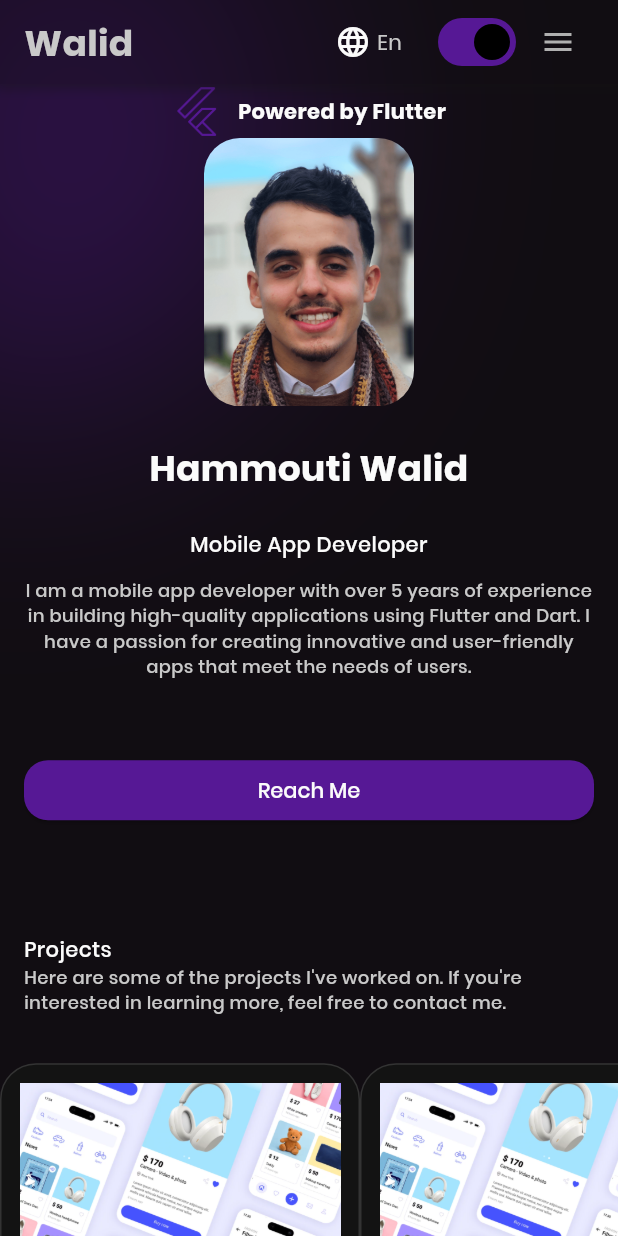
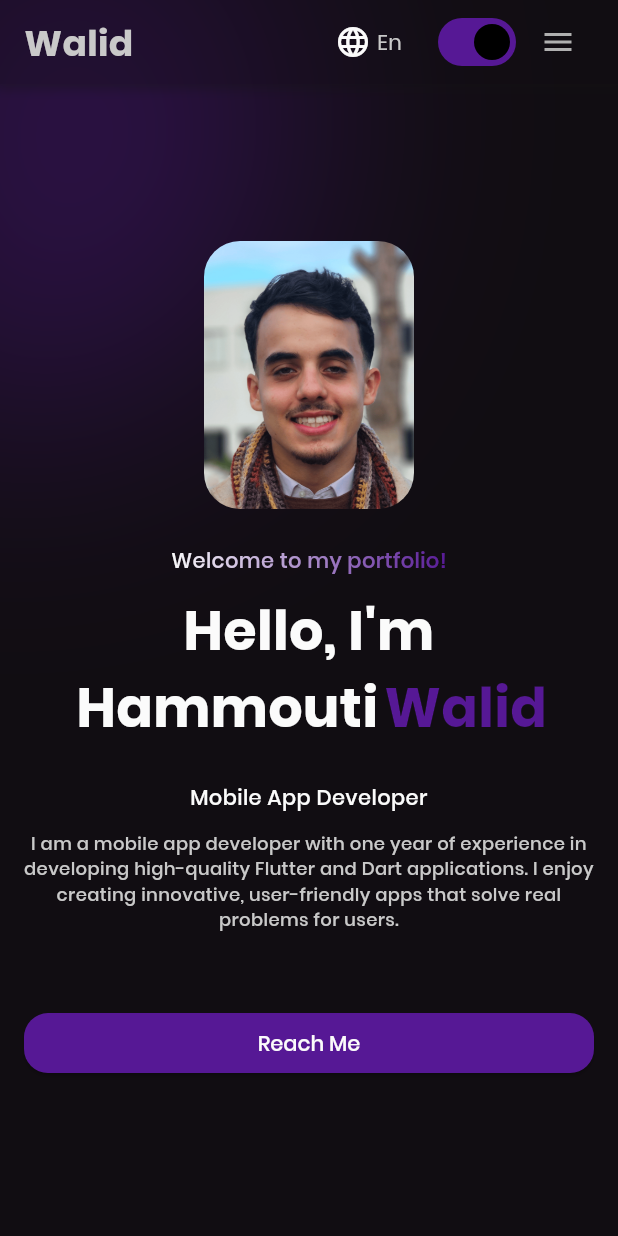
Before and after one commit to walid-hammouti/portfolio, a Flutter app: the screen it shows after launch, on a phone screen of 412 x 824 dp. Run offline on Flutter 3.47's test engine with Material 3 defaults, Android fonts, the light colour scheme and no system bars; our stand-ins replace dotted_line, flutter_riverpod, flutter_svg, gap, go_router, shared_preferences; missing offline and left inert: seo_renderer.

Commit message:
Update layout constraints, localization strings, and add gradient support to SEOText widget, add vh concept to the hero widget

```diff
--- a/lib/features/home/presentation/hero_texts.dart
+++ b/lib/features/home/presentation/hero_texts.dart
@@ -15,13 +15,60 @@ class HeroTexts extends StatelessWidget {
               : CrossAxisAlignment.center,
       children: [
         SEOText(
-          context.texts.hammoutiWalid,
+          context.texts.welcometext,
           textAlign:
               context.isDesktopOrTablet ? TextAlign.left : TextAlign.center,
-          style: context.textStyle.titleLgBold.copyWith(
+          style: context.textStyle.titleMdMedium,
+          gradient: LinearGradient(
+            colors: [
+              context.colorScheme.onBackground,
+              context.colorScheme.primary,
+            ],
+          ),
+          textRendererStyle: TextRendererStyle.header2,
+        ),
+        Gap((Insets.md)),
+        SEOText(
+          context.texts.herotitle,
+          textAlign:
+              context.isDesktopOrTablet ? TextAlign.left : TextAlign.center,
+          style: context.textStyle.titleXlBold.copyWith(
             color: context.colorScheme.onBackground,
           ),
+
           textRendererStyle: TextRendererStyle.header1,
+        ),
+        Row(
+          crossAxisAlignment:
+              context.isDesktopOrTablet
+                  ? CrossAxisAlignment.start
+                  : CrossAxisAlignment.center,
+          mainAxisAlignment:
+              context.isDesktopOrTablet
+                  ? MainAxisAlignment.start
+                  : MainAxisAlignment.center,
+          children: [
+            SEOText(
+              context.texts.hammouti,
+              textAlign:
+                  context.isDesktopOrTablet ? TextAlign.left : TextAlign.center,
+              style: context.textStyle.titleXlBold.copyWith(
+                color: context.colorScheme.onBackground,
+              ),
+
+              textRendererStyle: TextRendererStyle.header1,
+            ),
+            SEOText(
+              context.texts.walid,
+              textAlign:
+                  context.isDesktopOrTablet ? TextAlign.left : TextAlign.center,
+              style: context.textStyle.titleXlBold.copyWith(
+                color: context.colorScheme.primary,
+              ),
+
+              textRendererStyle: TextRendererStyle.header1,
+            ),
+          ],
         ), // SEOText
         Gap((Insets.xl)),
         SEOText(
--- a/lib/features/home/presentation/hero_widget.dart
+++ b/lib/features/home/presentation/hero_widget.dart
@@ -10,11 +10,8 @@ import 'package:portfolio/widgets/powerd_by_flutter.dart';
 class HeroWidget extends StatelessWidget {
   @override
   Widget build(BuildContext context) {
-    return Column(
-      children: [
-        const PoweredByFlutter(),
-        context.isDesktopOrTablet ? _LargeHero() : _SmallHero(),
-      ],
+    return Center(
+      child: context.isDesktopOrTablet ? _LargeHero() : _SmallHero(),
     );
   }
 }
@@ -42,16 +39,17 @@ class _LargeHero extends StatelessWidget {
   Widget build(BuildContext context) {
     return Row(
       children: [
-        Expanded(
-          child: HeroImage(), // BoxConstraints
-        ), // ConstrainedBox
-        Gap(Insets.xl),
+        // ConstrainedBox
         Expanded(
           flex: 2,
           child: Column(
             children: [HeroTexts(), Gap(Insets.xxl), LargeHeroButtons()],
           ),
         ),
+        Gap(120),
+        Expanded(
+          child: HeroImage(), // BoxConstraints
+        ),
       ],
     );
   }
--- a/lib/features/home/presentation/home_page.dart
+++ b/lib/features/home/presentation/home_page.dart
@@ -16,15 +16,17 @@ class HomePage extends StatelessWidget {
 
   @override
   Widget build(BuildContext context) {
+    final double vh = MediaQuery.of(context).size.height;
+
     return AppScaffold(
       slivers: [
         SliverToBoxAdapter(
           child: Center(
-            // ← Center individual content section
             child: Container(
               constraints: BoxConstraints(
                 maxWidth: Insets.maxwidth,
-              ), // ← Content only constrained here
+                minHeight: vh - context.insets.appBarHeight, // 100vh
+              ),
               child: Padding(
                 padding: EdgeInsets.symmetric(
                   horizontal: context.insets.padding,
@@ -34,17 +36,19 @@ class HomePage extends StatelessWidget {
             ),
           ),
         ),
-        SliverGap(context.insets.gap),
+
         // Courses section - centered but scrollable area is full width
         SliverToBoxAdapter(
           child: Center(
             child: Container(
-              constraints: BoxConstraints(maxWidth: Insets.maxwidth),
+              constraints: BoxConstraints(
+                maxWidth: Insets.maxwidth,
+                minHeight: vh - context.insets.appBarHeight,
+              ),
               child: HomeCoursesList(),
             ),
           ),
         ),
-        SliverGap(context.insets.gap),
         // Experiences section - centered but scrollable area is full width
         SliverToBoxAdapter(
           child: Center(
--- a/lib/l10n/app_ar.arb
+++ b/lib/l10n/app_ar.arb
@@ -5,8 +5,9 @@
     "blogs": "المدونات",
     "aboutMe": "معلومات عني",
     "walid": "وليد",
+    "hammouti":" حموتي",
     "mobileAppDeveloper": "مطور تطبيقات موبايل",
-    "mobileAppDeveloperDesc"  : "أنا مطور تطبيقات موبايل بخبرة تزيد عن 5 سنوات في تطوير تطبيقات عالية الجودة باستخدام Flutter و Dart. لدي شغف بإنشاء تطبيقات مبتكرة وسهلة الاستخدام تلبي احتياجات المستخدمين.",
+    "mobileAppDeveloperDesc"  : "أنا مطور تطبيقات موبايل لدي خبرة لمدة عام في تطوير تطبيقات Flutter و Dart عالية الجودة. أستمتع بإنشاء تطبيقات مبتكرة وسهلة الاستخدام تحل مشاكل حقيقية للمستخدمين.",
     "reachMe": "تواصل معي",
     "hammoutiWalid": "حموتي وليد",
     "projectsdesc": "فيما يلي بعض المشاريع التي عملت عليها. إذا كنت مهتمًا بمعرفة المزيد، فلا تتردد في الاتصال بي.",
@@ -15,6 +16,8 @@
     "poweredByFlutter": "مدعوم من Flutter",
     "projects": "المشاريع",
     "aboutmeTitle" : "حموتي وليد، مطور تطبيقات وML",
-    "aboutmeDesc": "مرحبًا، أنا حموتي وليد، مطور تطبيقات شغوف ومتحمس للذكاء الاصطناعي من الجزائر. أحب بناء تطبيقات ذكية وسهلة الاستخدام تجمع بين واجهات Flutter الجميلة وقوة التعلم الآلي. أنا أستكشف حاليًا كيف يمكن للذكاء الاصطناعي تحسين التطبيقات في العالم الحقيقي - من الأنظمة الذكية إلى أدوات الأتمتة. هدفي هو إنشاء منتجات رقمية تجعل الحياة أسهل وأكثر ذكاءً وترابطًا."
+    "aboutmeDesc": "مرحبًا، أنا حموتي وليد، مطور تطبيقات شغوف ومتحمس للذكاء الاصطناعي من الجزائر. أحب بناء تطبيقات ذكية وسهلة الاستخدام تجمع بين واجهات Flutter الجميلة وقوة التعلم الآلي. أنا أستكشف حاليًا كيف يمكن للذكاء الاصطناعي تحسين التطبيقات في العالم الحقيقي - من الأنظمة الذكية إلى أدوات الأتمتة. هدفي هو إنشاء منتجات رقمية تجعل الحياة أسهل وأكثر ذكاءً وترابطًا.",
+    "welcometext":"مرحبًا بكم في محفظتي! ",
+    "herotitle":"مرحبًا، أنا  "
 
 }
--- a/lib/l10n/app_en.arb
+++ b/lib/l10n/app_en.arb
@@ -6,7 +6,7 @@
     "aboutMe": "About Me",
     "walid": "Walid",
     "mobileAppDeveloper": "Mobile App Developer",
-    "mobileAppDeveloperDesc": "I am a mobile app developer with over 5 years of experience in building high-quality applications using Flutter and Dart. I have a passion for creating innovative and user-friendly apps that meet the needs of users.",
+    "mobileAppDeveloperDesc": "I am a mobile app developer with one year of experience in developing high-quality Flutter and Dart applications. I enjoy creating innovative, user-friendly apps that solve real problems for users.",
     "hammoutiWalid": "Hammouti Walid",
     "projectsdesc": "Here are some of the projects I've worked on. If you're interested in learning more, feel free to contact me.",
     "techStack": "Tech Stack",
@@ -14,5 +14,8 @@
     "poweredByFlutter": "Powered by Flutter",
     "aboutmeTitle" : "Hammouti Walid, App & ML Developer",
     "aboutmeDesc": "Hi, I’m Hammouti Walid, a passionate app developer and AI enthusiast from Algeria. I love building smart, user-friendly applications that combine beautiful Flutter interfaces with the power of machine learning. I’m currently exploring how AI can enhance real-world apps — from intelligent systems to automation tools. My goal is to create digital products that make life easier, smarter, and more connected.",
-    "reachMe": "Reach Me"
+    "reachMe": "Reach Me",
+    "welcometext":"Welcome to my portfolio! ",
+    "herotitle":"Hello, I'm  ",
+    "hammouti": "Hammouti "
 }
--- a/lib/l10n/app_fr.arb
+++ b/lib/l10n/app_fr.arb
@@ -6,7 +6,7 @@
     "aboutMe": "À propos",
     "walid": "Walid",
     "mobileAppDeveloper": "Développeur d'applications mobiles",
-    "mobileAppDeveloperDesc": "Je suis un développeur d'applications mobiles avec plus de 5 ans d'expérience dans la création d'applications de haute qualité en utilisant Flutter et Dart. J'ai une passion pour la création d'applications innovantes et conviviales qui répondent aux besoins des utilisateurs.",
+    "mobileAppDeveloperDesc": "Je suis un développeur d'applications mobiles avec un an d'expérience dans le développement d'applications Flutter et Dart de haute qualité. J'aime créer des applications innovantes et conviviales qui résolvent de vrais problèmes pour les utilisateurs.",
     "cooperationRequest": "Demande de coopération",
     "hammoutiWalid": "Hammouti Walid",
     "projectsdesc": "Voici quelques-uns des projets sur lesquels j'ai travaillé. Si vous souhaitez en savoir plus, n'hésitez pas à me contacter.",
@@ -15,5 +15,8 @@
     "poweredByFlutter": "Propulsé par Flutter",
     "aboutmeTitle": "Hammouti Walid, Développeur d'applications et de ML",
     "aboutmeDesc": "Bonjour, je suis Hammouti Walid, un développeur d'applications passionné et un enthousiaste de l'IA d'Algérie. J'aime créer des applications intelligentes et conviviales qui combinent de belles interfaces Flutter avec la puissance de l'apprentissage automatique. Je explore actuellement comment l'IA peut améliorer les applications du monde réel - des systèmes intelligents aux outils d'automatisation. Mon objectif est de créer des produits numériques qui rendent la vie plus facile, plus intelligente et plus connectée.",
-    "reachMe": "Contactez-moi"
+    "reachMe": "Contactez-moi",
+    "welcometext": "Bienvenue dans mon portfolio ! ",
+    "herotitle": "Bonjour, je suis  ",
+        "hammouti": "Hammouti "
 }
--- a/lib/style/app_size.dart
+++ b/lib/style/app_size.dart
@@ -1,5 +1,5 @@
 class Insets {
-  static const double maxwidth = 1280;
+  static const double maxwidth = 1400; // i have add 120
   static const double xxxl = 80;
   static const double xxl = 50;
   static const double xl = 24;
--- a/lib/style/app_text_styles.dart
+++ b/lib/style/app_text_styles.dart
@@ -4,6 +4,7 @@ abstract class AppTextStyle {
   TextStyle get titleSmBold;
   TextStyle get bodyMdMedium;
   TextStyle get titleLgBold;
+  TextStyle get titleXlBold;
   TextStyle get titleMdMedium;
   TextStyle get bodyLgBold;
   TextStyle get bodyLgMedium;
@@ -21,6 +22,9 @@ class SmallTextStyles implements AppTextStyle {
   @override
   TextStyle get titleLgBold =>
       const TextStyle(fontSize: 24, fontWeight: FontWeight.bold);
+  @override
+  TextStyle get titleXlBold =>
+      const TextStyle(fontSize: 36, fontWeight: FontWeight.bold);
 
   @override
   TextStyle get titleMdMedium =>
@@ -47,6 +51,9 @@ class LargeTextStyles implements AppTextStyle {
   @override
   TextStyle get titleLgBold =>
       const TextStyle(fontSize: 40, fontWeight: FontWeight.bold);
+  @override
+  TextStyle get titleXlBold =>
+      const TextStyle(fontSize: 70, fontWeight: FontWeight.bold);
 
   @override
   TextStyle get titleMdMedium =>
--- a/lib/widgets/seo_text.dart
+++ b/lib/widgets/seo_text.dart
@@ -10,6 +10,7 @@ class SEOText extends StatelessWidget {
     this.textRendererStyle,
     this.maxlines,
     this.overflow,
+    this.gradient,
   });
   final String text;
   final TextStyle? style;
@@ -17,15 +18,27 @@ class SEOText extends StatelessWidget {
   final TextRendererStyle? textRendererStyle;
   final int? maxlines;
   final TextOverflow? overflow;
+  final Gradient? gradient;
 
   @override
   Widget build(BuildContext context) {
-    return Text(
+    final textWidget = Text(
       text,
       textAlign: textAlign,
       style: style,
       maxLines: maxlines,
       overflow: overflow,
     );
+    if (gradient != null) {
+      return ShaderMask(
+        shaderCallback:
+            (bounds) => gradient!.createShader(
+              Rect.fromLTWH(0, 0, bounds.width, bounds.height),
+            ),
+        blendMode: BlendMode.srcIn,
+        child: textWidget,
+      );
+    }
+    return textWidget;
   }
 }
```
Also changed, not shown: lib/generated/l10n/app_localizations.dart, lib/generated/l10n/app_localizations_ar.dart, lib/generated/l10n/app_localizations_en.dart, lib/generated/l10n/app_localizations_fr.dart.
